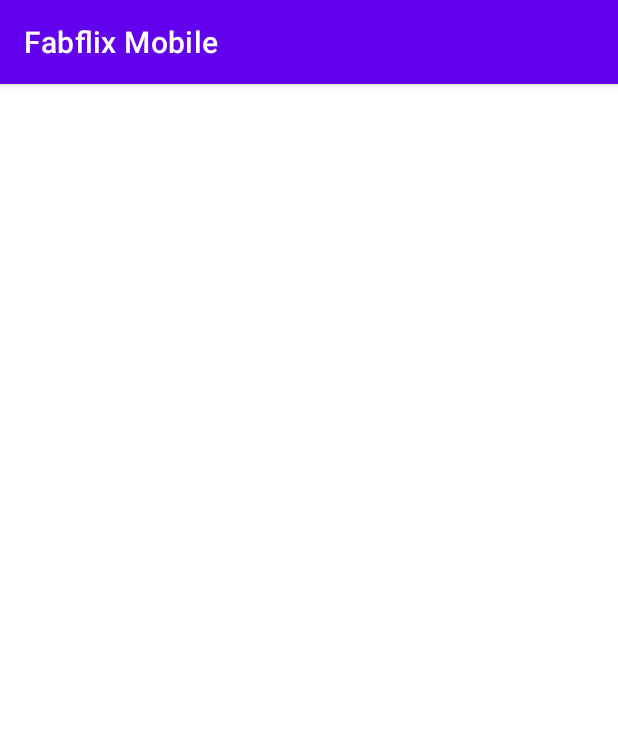
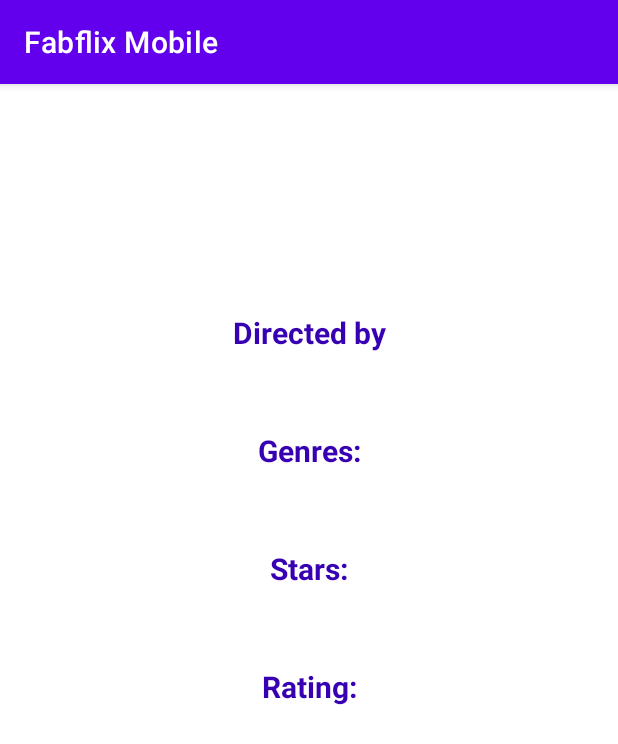
Before and after one commit to avieyra3/FabFlix, an Android app: the SingleMovieActivity screen opened directly, with no data from a screen before it, on a phone screen of 412 x 824 dp. Shown: the top 744 px of the screen. Run offline under Robolectric (Android 15) with nearby library versions, the phone set to English and light mode, and no system bars; our stand-ins replace Volley; network calls fail.

Commit message:
Movie List now shows 20 movies per page and Single Movie is now formatted

```diff
--- a/Android/app/src/main/java/edu/uci/ics/fabflixmobile/ui/movielist/MovieListActivity.java
+++ b/Android/app/src/main/java/edu/uci/ics/fabflixmobile/ui/movielist/MovieListActivity.java
@@ -60,8 +60,16 @@ public class MovieListActivity extends AppCompatActivity {
                     // TODO: should parse the json response to redirect to appropriate functions
                     //  upon different response value.
                     Log.d("movielist.titleRequest.json", response);
+
+                    final StringRequest pageLimitRequest = new StringRequest(
+                            Request.Method.GET,
+                            baseURL + "/api/movielist?request-type=sort&page-size=20",
+                            responseUpdated -> {
+                                // TODO: should parse the json response to redirect to appropriate functions
+                                //  upon different response value.
+                                Log.d("movielist.pageLimitRequest.json", responseUpdated);
                                 try {
-                        JSONArray resultData = new JSONArray(response);
+                                    JSONArray resultData = new JSONArray(responseUpdated);
 
                                     final ArrayList<Movie> movies = new ArrayList<>();
                                     for (int i = 0; i < resultData.length(); i++) {
@@ -97,59 +105,19 @@ public class MovieListActivity extends AppCompatActivity {
                             },
                             error -> {
                                 // error
+                                Log.d("movielist.pageLimitRequest.error", error.toString());
+                            });
+                    // important: queue.add is where the login request is actually sent
+                    queue.add(pageLimitRequest);
+                },
+                error -> {
+                    // error
                     Log.d("movielist.titleRequest.error", error.toString());
                 });
         // important: queue.add is where the login request is actually sent
         queue.add(searchRequest);
 
-//        final StringRequest pageLimitRequest = new StringRequest(
-//                Request.Method.GET,
-//                baseURL + "/api/movielist?request-type=sort&page-size=20&sort-by=ORDER+BY+title+ASC%2C+rating+ASC",
-//                response -> {
-//                    // TODO: should parse the json response to redirect to appropriate functions
-//                    //  upon different response value.
-//                    Log.d("movielist.pageLimitRequest.json", response);
-//                    try {
-//                        JSONArray resultData = new JSONArray(response);
-//
-//                        final ArrayList<Movie> movies = new ArrayList<>();
-//                        for (int i = 0; i < resultData.length(); i++) {
-//                            JSONObject jsonObject = (JSONObject) resultData.get(i);
-//                            String id = (String) jsonObject.get("movie_id");
-//                            String title = (String) jsonObject.get("movie_title");
-//                            int year =  jsonObject.getInt("movie_year");
-//                            String director = (String) jsonObject.get("movie_director");
-//                            String rating = (String) jsonObject.get("movie_rating");
-//                            String genres = (String) jsonObject.get("movie_genres");
-//                            String stars = (String) jsonObject.get("movie_stars");
-//                            movies.add(new Movie(id, title, (short) year, director, rating, genres, stars));
-//                        }
-//                        MovieListViewAdapter adapter = new MovieListViewAdapter(this, movies);
-//                        ListView listView = findViewById(R.id.list);
-//                        listView.setAdapter(adapter);
-//                        listView.setOnItemClickListener((parent, view, position, id) -> {
-//                            Movie movie = movies.get(position);
-//                            @SuppressLint("DefaultLocale") String message = String.format(
-//                                    "Clicked on position: %d, name: %s, %d",
-//                                    position,
-//                                    movie.getName(),
-//                                    movie.getYear()
-//                            );
-//                            Toast.makeText(getApplicationContext(), message, Toast.LENGTH_SHORT).show();
-//                            Intent SingleMoviePage = new Intent(MovieListActivity.this, SingleMovieActivity.class);
-//                            SingleMoviePage.putExtra("id", movie.getId());
-//                            startActivity(SingleMoviePage);
-//                        });
-//                    } catch (JSONException e) {
-//                        Log.d("JSON parsing failed", e.getStackTrace().toString());
-//                    }
-//                },
-//                error -> {
-//                    // error
-//                    Log.d("movielist.pageLimitRequest.error", error.toString());
-//                });
-//        // important: queue.add is where the login request is actually sent
-//        queue.add(pageLimitRequest);
+
 
         ActivityMovielistBinding binding = ActivityMovielistBinding.inflate(getLayoutInflater());
         setContentView(binding.getRoot());
--- a/Android/app/src/main/java/edu/uci/ics/fabflixmobile/ui/singlemovie/SingleMovieActivity.java
+++ b/Android/app/src/main/java/edu/uci/ics/fabflixmobile/ui/singlemovie/SingleMovieActivity.java
@@ -77,8 +77,8 @@ public class SingleMovieActivity extends AppCompatActivity {
                         year.setText( (String) jsonObject.get("movie_year"));
                         director.setText( (String) jsonObject.get("movie_director"));
                         rating.setText( (String) jsonObject.get("movie_rating"));
-                        genres.setText( (String) jsonObject.get("movie_genres"));
-                        stars.setText( (String) jsonObject.get("movie_stars"));
+                        genres.setText(( (String) jsonObject.get("movie_genres")).replace("|", ", "));
+                        stars.setText(( (String) jsonObject.get("movie_stars")).replace("|", ", "));
 
                     } catch (JSONException e) {
                         Log.d("JSON parsing failed", e.getStackTrace().toString());
--- a/Android/app/src/main/res/layout/activity_singlemovie.xml
+++ b/Android/app/src/main/res/layout/activity_singlemovie.xml
@@ -14,8 +14,11 @@
             android:id="@+id/title"
             android:layout_width="wrap_content"
             android:layout_height="wrap_content"
+            android:layout_marginTop="12dp"
             android:textColor="@android:color/black"
-            android:textSize="25sp"
+            android:textStyle="bold"
+            android:textSize="30sp"
+            android:textAlignment="center"
             app:layout_constraintEnd_toEndOf="parent"
             app:layout_constraintStart_toStartOf="parent"
             app:layout_constraintTop_toTopOf="parent"/>
@@ -24,45 +27,109 @@
             android:id="@+id/year"
             android:layout_width="wrap_content"
             android:layout_height="wrap_content"
-            android:textColor="@android:color/black"
+            android:textColor="@color/purple_700"
+            android:textAlignment="center"
             app:layout_constraintEnd_toEndOf="parent"
             app:layout_constraintStart_toStartOf="parent"
             app:layout_constraintTop_toBottomOf="@+id/title" />
+
+    <TextView
+            android:id="@+id/directortext"
+            android:layout_width="wrap_content"
+            android:layout_height="wrap_content"
+            android:layout_marginTop="64dp"
+            android:textColor="@color/purple_700"
+            android:text="Directed by"
+            android:textStyle="bold"
+            android:textSize="20sp"
+            android:textAlignment="center"
+            app:layout_constraintEnd_toEndOf="parent"
+            app:layout_constraintStart_toStartOf="parent"
+            app:layout_constraintTop_toBottomOf="@+id/year"/>
 
     <TextView
             android:id="@+id/director"
             android:layout_width="wrap_content"
             android:layout_height="wrap_content"
             android:textColor="@android:color/black"
+            android:textAlignment="center"
             app:layout_constraintEnd_toEndOf="parent"
             app:layout_constraintStart_toStartOf="parent"
-            app:layout_constraintTop_toBottomOf="@+id/year"/>
+            app:layout_constraintTop_toBottomOf="@+id/directortext"/>
+
+    <TextView
+            android:id="@+id/genrestext"
+            android:layout_width="wrap_content"
+            android:layout_height="wrap_content"
+            android:layout_marginTop="32dp"
+            android:textColor="@color/purple_700"
+            android:text="Genres:"
+            android:textStyle="bold"
+            android:textSize="20sp"
+            android:textAlignment="center"
+            app:layout_constraintEnd_toEndOf="parent"
+            app:layout_constraintStart_toStartOf="parent"
+            app:layout_constraintTop_toBottomOf="@+id/director"/>
+
 
     <TextView
             android:id="@+id/genres"
             android:layout_width="wrap_content"
             android:layout_height="wrap_content"
             android:textColor="@android:color/black"
+            android:textAlignment="center"
             app:layout_constraintEnd_toEndOf="parent"
             app:layout_constraintStart_toStartOf="parent"
-            app:layout_constraintTop_toBottomOf="@+id/director"/>
+            app:layout_constraintTop_toBottomOf="@+id/genrestext"/>
+
+    <TextView
+            android:id="@+id/starstext"
+            android:layout_width="wrap_content"
+            android:layout_height="wrap_content"
+            android:layout_marginTop="32dp"
+            android:textColor="@color/purple_700"
+            android:text="Stars:"
+            android:textStyle="bold"
+            android:textSize="20sp"
+            android:textAlignment="center"
+            app:layout_constraintEnd_toEndOf="parent"
+            app:layout_constraintStart_toStartOf="parent"
+            app:layout_constraintTop_toBottomOf="@+id/genres"/>
+
 
     <TextView
             android:id="@+id/stars"
             android:layout_width="wrap_content"
             android:layout_height="wrap_content"
             android:textColor="@android:color/black"
+            android:textAlignment="center"
             app:layout_constraintEnd_toEndOf="parent"
             app:layout_constraintStart_toStartOf="parent"
-            app:layout_constraintTop_toBottomOf="@+id/genres"/>
+            app:layout_constraintTop_toBottomOf="@+id/starstext"/>
+
+    <TextView
+            android:id="@+id/ratingtext"
+            android:layout_width="wrap_content"
+            android:layout_height="wrap_content"
+            android:layout_marginTop="32dp"
+            android:textColor="@color/purple_700"
+            android:text="Rating:"
+            android:textStyle="bold"
+            android:textSize="20sp"
+            android:textAlignment="center"
+            app:layout_constraintEnd_toEndOf="parent"
+            app:layout_constraintStart_toStartOf="parent"
+            app:layout_constraintTop_toBottomOf="@+id/stars"/>
+
 
     <TextView
             android:id="@+id/rating"
             android:layout_width="wrap_content"
             android:layout_height="wrap_content"
             android:textColor="@android:color/black"
+            android:textAlignment="center"
             app:layout_constraintEnd_toEndOf="parent"
             app:layout_constraintStart_toStartOf="parent"
-            app:layout_constraintTop_toBottomOf="@+id/stars"/>
+            app:layout_constraintTop_toBottomOf="@+id/ratingtext"/>
 
 </androidx.constraintlayout.widget.ConstraintLayout>
--- a/Android/app/src/main/res/layout/movielist_row.xml
+++ b/Android/app/src/main/res/layout/movielist_row.xml
@@ -1,7 +1,7 @@
 <?xml version="1.0" encoding="utf-8"?>
 <LinearLayout xmlns:android="http://schemas.android.com/apk/res/android"
     android:layout_width="match_parent"
-    android:layout_height="150dp"
+    android:layout_height="140dp"
     android:background="@android:color/darker_gray"
     android:orientation="vertical">
 
```
Lines whose indentation alone changed are shown as unchanged.
